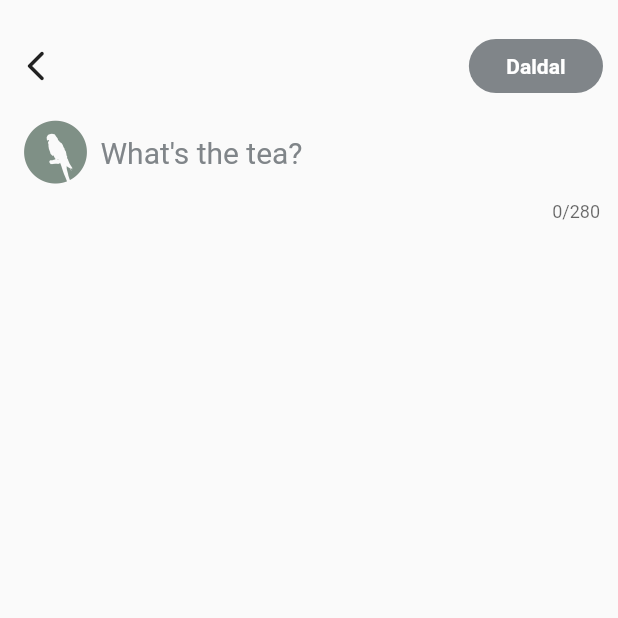
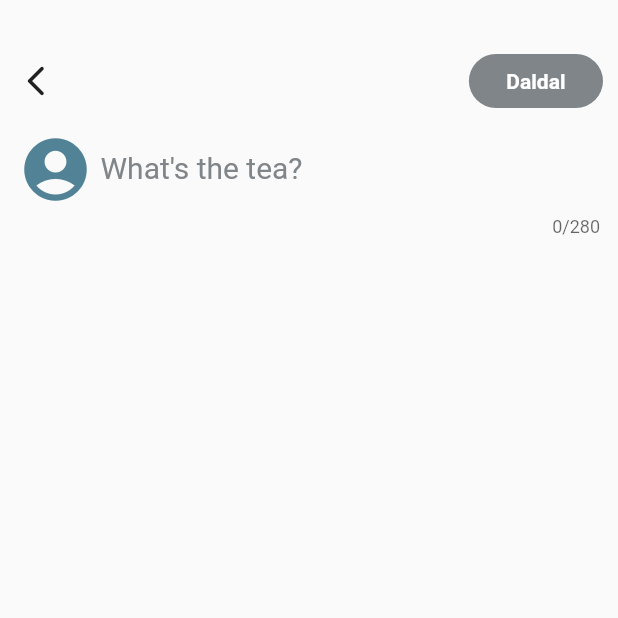
Before and after one commit to daPiang/definitely-not-twitter, a Flutter app: the DashBoard screen opened directly, scrolled down 420 dp, after a tap on the "add" icon, on a phone screen of 412 x 824 dp, the top half of it. Run offline on Flutter 3.47's test engine with Material 2 defaults, Android fonts, the phone set to English and light mode, and no system bars; network calls fail.

```diff
--- a/lib/DashBoard.dart
+++ b/lib/DashBoard.dart
@@ -7,11 +7,6 @@ import 'package:definitely_not_twitter/dashboard_sections/profile_drawer.dart';
 import 'package:definitely_not_twitter/dashboard_sections/search.dart';
 import 'package:definitely_not_twitter/palette.dart';
 import 'package:flutter/material.dart';
-import 'package:flutter/services.dart';
-import 'package:flutter/widgets.dart';
-import 'package:flutter/src/material/icons.dart';
-import 'package:flutter/src/widgets/icon.dart';
-import 'dashboard_sections/profile_drawer.dart';
 
 class DashBoard extends StatefulWidget {
   const DashBoard({Key? key}) : super(key: key);
@@ -33,7 +28,6 @@ class _DashBoardState extends State<DashBoard> {
   Widget build(BuildContext context) {
     return Scaffold(
       appBar: AppBar(
-        //systemOverlayStyle: SystemUiOverlayStyle.light,
         backgroundColor: Colors.white,
         elevation: 2,
         title: Center(
@@ -66,10 +60,10 @@ class _DashBoardState extends State<DashBoard> {
         ),
         actions: const [
           Padding(
-            padding: const EdgeInsets.all(12.0),
+            padding: EdgeInsets.all(12.0),
             child: Icon(
               Icons.auto_awesome_sharp,
-              color: Palette.olive,
+              color: Palette.blueccent,
               size: 30.0,
             ),
           ),
@@ -79,9 +73,9 @@ class _DashBoardState extends State<DashBoard> {
       body: Container(
         child: [
           const Home(),
-          Search(),
-          Notifications(),
-          Messages(),
+          const Search(),
+          const Notifications(),
+          const Messages(),
         ].elementAt(_currentScreen),
       ),
       bottomNavigationBar: BottomNavigationBar(
--- a/lib/compose_daldal.dart
+++ b/lib/compose_daldal.dart
@@ -35,11 +35,11 @@ class _ComposeState extends State<Compose> {
   }
 
   void daldal() {
-    DASHBOARD_DATA.add([
+    dashData.add([
       'Admin',
       'OfficialAdmin',
       _daldalCont.text,
-      'https://lh3.googleusercontent.com/a-/AOh14GhAxW-c9GZGY4rr3s7no-lL69hJFmWf_NmH3hAA=s96-c-rg-br100'
+      'https://i.imgur.com/Byobb4e.jpg'
     ]);
     ScaffoldMessenger.of(context).showSnackBar(daldalSnack);
     Navigator.push(
@@ -53,7 +53,7 @@ class _ComposeState extends State<Compose> {
         child: Column(
           children: [
             const SizedBox(
-              height: 20,
+              height: 30,
             ),
             Padding(
               padding: const EdgeInsets.only(right: 10.0),
@@ -61,7 +61,10 @@ class _ComposeState extends State<Compose> {
                 children: [
                   IconButton(
                       onPressed: () {
-                        Navigator.pop(context);
+                        Navigator.push(
+                            context,
+                            MaterialPageRoute(
+                                builder: (context) => const DashBoard()));
                       },
                       icon: const Icon(Icons.arrow_back_ios_new_rounded)),
                   Expanded(
@@ -93,10 +96,10 @@ class _ComposeState extends State<Compose> {
               padding: const EdgeInsets.symmetric(horizontal: 12.0),
               child: Stack(
                 children: [
-                  Positioned(
+                  const Positioned(
                     left: 0,
-                    child: Image.asset('assets/images/BIRDIE_PNG.png',
-                        width: 50, height: 50),
+                    child: Icon(Icons.account_circle_rounded,
+                        size: 50, color: Palette.blueccent),
                   ),
                   Container(
                     padding: const EdgeInsets.only(left: 55),
--- a/lib/dashboard_sections/home.dart
+++ b/lib/dashboard_sections/home.dart
@@ -1,3 +1,4 @@
+import 'package:definitely_not_twitter/palette.dart';
 import 'package:flutter/cupertino.dart';
 import 'package:flutter/material.dart';
 import 'package:definitely_not_twitter/screen_data/dashboard_data.dart';
@@ -14,12 +15,10 @@ class Home extends StatefulWidget {
 class _HomeState extends State<Home> {
   @override
   Widget build(BuildContext context) {
-    List<dynamic> daldata = DASHBOARD_DATA;
+    List<dynamic> daldata = dashData;
     int length = daldata.length;
 
-    return MaterialApp(
-        debugShowCheckedModeBanner: false,
-        home: Scaffold(
+    return Scaffold(
       body: ListView.separated(
           separatorBuilder: (context, index) {
             return const Divider();
@@ -34,9 +33,16 @@ class _HomeState extends State<Home> {
               leading: CircleAvatar(
                   backgroundImage:
                       NetworkImage(daldata[length - 1 - index][3])),
-                  title: Text(daldata[length - 1 - index][0] +
-                      " @" +
-                      daldata[length - 1 - index][1]),
+              title: Row(children: [
+                Text(
+                  daldata[length - 1 - index][0],
+                  style: const TextStyle(color: Palette.olive),
+                ),
+                Text(
+                  " @" + daldata[length - 1 - index][1],
+                  style: const TextStyle(color: Palette.gray),
+                )
+              ]),
               subtitle: Flexible(
                 child: Column(
                   crossAxisAlignment: CrossAxisAlignment.start,
@@ -47,24 +53,21 @@ class _HomeState extends State<Home> {
                       child: Text(
                         daldata[length - 1 - index][2],
                         textAlign: TextAlign.left,
+                        style: const TextStyle(color: Palette.olive),
                       ),
                     ),
                     Row(
                       children: [
-                            Icon(Icons.reply,
-                                size: 20, color: Colors.grey[600]),
+                        Icon(Icons.reply, size: 20, color: Colors.grey[600]),
                         const Padding(
                           padding: EdgeInsets.only(left: 5, right: 80),
                           child: Text('15', style: TextStyle(fontSize: 12)),
                         ),
-                            Icon(Icons.favorite,
-                                size: 18, color: Colors.grey[600]),
+                        Icon(Icons.favorite, size: 18, color: Colors.grey[600]),
                         const Padding(
                             padding: EdgeInsets.only(left: 5, right: 80),
-                                child:
-                                    Text('15', style: TextStyle(fontSize: 12))),
-                            Icon(Icons.share,
-                                size: 18, color: Colors.grey[600]),
+                            child: Text('15', style: TextStyle(fontSize: 12))),
+                        Icon(Icons.share, size: 18, color: Colors.grey[600]),
                         const Padding(
                           padding: EdgeInsets.only(left: 5),
                           child: Text('15', style: TextStyle(fontSize: 12)),
@@ -78,12 +81,13 @@ class _HomeState extends State<Home> {
             );
           }),
       floatingActionButton: FloatingActionButton(
+          elevation: 0,
           child: const Icon(Icons.add),
           onPressed: () {
             Navigator.push(context,
                 MaterialPageRoute(builder: (context) => const Compose()));
           },
           backgroundColor: const Color(0xFF528296)),
-        ));
+    );
   }
 } //
--- a/lib/dashboard_sections/profile_drawer.dart
+++ b/lib/dashboard_sections/profile_drawer.dart
@@ -3,8 +3,6 @@ import 'package:definitely_not_twitter/dashboard_sections/drawer_options.dart';
 import 'package:definitely_not_twitter/palette.dart';
 import 'package:flutter/material.dart';
 import 'package:flutter/widgets.dart';
-import 'package:flutter/src/material/icons.dart';
-import 'package:flutter/src/widgets/icon.dart';
 
 class ProfileDrawer extends StatelessWidget {
   const ProfileDrawer({Key? key}) : super(key: key);
@@ -13,7 +11,7 @@ class ProfileDrawer extends StatelessWidget {
   Widget build(BuildContext context) {
     return Drawer(
         child: SafeArea(
-      child: Column(children: [
+      child: Column(children: const [
         DashDrawerHeader(
           image: Icon(Icons.account_circle_rounded,
               color: Palette.blueccent, size: 100),
--- a/lib/login.dart
+++ b/lib/login.dart
@@ -1,5 +1,4 @@
 import 'package:definitely_not_twitter/dashboard.dart';
-import 'package:definitely_not_twitter/compose_daldal.dart';
 import 'package:flutter/material.dart';
 
 import 'palette.dart';
@@ -28,7 +27,7 @@ class _LoginState extends State<Login> {
   void _authLogin() {
     if (_userCont.text == 'admin' && _passCont.text == 'admin') {
       Navigator.push(
-          context, MaterialPageRoute(builder: (context) => const Compose()));
+          context, MaterialPageRoute(builder: (context) => const DashBoard()));
     } else {
       ScaffoldMessenger.of(context).showSnackBar(loginSnack);
     }
--- a/lib/main.dart
+++ b/lib/main.dart
@@ -1,8 +1,5 @@
-import 'package:definitely_not_twitter/dashboard.dart';
-import 'package:definitely_not_twitter/compose_daldal.dart';
 import 'package:definitely_not_twitter/splash_screen.dart';
 import 'package:flutter/material.dart';
-import 'login.dart';
 
 void main() {
   runApp(const MyApp());
@@ -19,7 +16,7 @@ class MyApp extends StatelessWidget {
         primarySwatch: Colors.blue,
         visualDensity: VisualDensity.adaptivePlatformDensity,
       ),
-      home: DashBoard(),
+      home: const SplashScreen(),
       debugShowCheckedModeBanner: false,
     );
   }
--- a/lib/screen_data/dashboard_data.dart
+++ b/lib/screen_data/dashboard_data.dart
@@ -1,4 +1,4 @@
-List DASHBOARD_DATA = [
+List dashData = [
   [
     "Cianggciang",
     "cianggciang",
--- a/lib/screen_data/messages_data.dart
+++ b/lib/screen_data/messages_data.dart
@@ -1,14 +1,30 @@
-List MESSAGE_DATA = [
+List msgData = [
   [
-    'Patricia Go', 'pamdgo',  'pls unblock me','https://lh3.googleusercontent.com/a/AATXAJx3y9lxVMGWSmoPANdT0aFjVGxrH0dTVGRZ8hmr=s96-c-br100-rg-mo' ,'10/15/21'
+    'Patricia Go',
+    'pamdgo',
+    'pls unblock me',
+    'https://lh3.googleusercontent.com/a/AATXAJx3y9lxVMGWSmoPANdT0aFjVGxrH0dTVGRZ8hmr=s96-c-br100-rg-mo',
+    '10/15/21'
   ],
   [
-    'Hannah Montana', 'MileyCyrus',  'hey!','https://lh3.googleusercontent.com/a/AATXAJx3y9lxVMGWSmoPANdT0aFjVGxrH0dTVGRZ8hmr=s96-c-br100-rg-mo' ,'10/16/21'
+    'Hannah Montana',
+    'MileyCyrus',
+    'hey!',
+    'https://lh3.googleusercontent.com/a/AATXAJx3y9lxVMGWSmoPANdT0aFjVGxrH0dTVGRZ8hmr=s96-c-br100-rg-mo',
+    '10/16/21'
   ],
   [
-    'Jennie Kim', 'jennierubyjane',  'buy our next album plz','https://lh3.googleusercontent.com/a/AATXAJx3y9lxVMGWSmoPANdT0aFjVGxrH0dTVGRZ8hmr=s96-c-br100-rg-mo' ,'10/18/21'
+    'Jennie Kim',
+    'jennierubyjane',
+    'buy our next album plz',
+    'https://lh3.googleusercontent.com/a/AATXAJx3y9lxVMGWSmoPANdT0aFjVGxrH0dTVGRZ8hmr=s96-c-br100-rg-mo',
+    '10/18/21'
   ],
   [
-    'Lalisa Manoban', 'lalalisa',  'hello!','https://lh3.googleusercontent.com/a/AATXAJx3y9lxVMGWSmoPANdT0aFjVGxrH0dTVGRZ8hmr=s96-c-br100-rg-mo' ,'10/20/21'
+    'Lalisa Manoban',
+    'lalalisa',
+    'hello!',
+    'https://lh3.googleusercontent.com/a/AATXAJx3y9lxVMGWSmoPANdT0aFjVGxrH0dTVGRZ8hmr=s96-c-br100-rg-mo',
+    '10/20/21'
   ]
 ];
--- a/lib/screen_data/notification_data.dart
+++ b/lib/screen_data/notification_data.dart
@@ -1,30 +1,75 @@
-List NOTIFICATION_DATA = [
+List notificationData = [
   [
-    'Patricia Go', 'pamdgo', 'omg where are u i have some tea', 'https://lh3.googleusercontent.com/a/AATXAJx3y9lxVMGWSmoPANdT0aFjVGxrH0dTVGRZ8hmr=s96-c-br100-rg-mo', 'admin', '10/12/21'
+    'Patricia Go',
+    'pamdgo',
+    'omg where are u i have some tea',
+    'https://lh3.googleusercontent.com/a/AATXAJx3y9lxVMGWSmoPANdT0aFjVGxrH0dTVGRZ8hmr=s96-c-br100-rg-mo',
+    'admin',
+    '10/12/21'
   ],
   [
-    'Patricia Go', 'pamdgo', 'i sent u a msg pls reply', 'https://lh3.googleusercontent.com/a/AATXAJx3y9lxVMGWSmoPANdT0aFjVGxrH0dTVGRZ8hmr=s96-c-br100-rg-mo', 'admin', '10/14/21'
+    'Patricia Go',
+    'pamdgo',
+    'i sent u a msg pls reply',
+    'https://lh3.googleusercontent.com/a/AATXAJx3y9lxVMGWSmoPANdT0aFjVGxrH0dTVGRZ8hmr=s96-c-br100-rg-mo',
+    'admin',
+    '10/14/21'
   ],
   [
-    'Patricia Go', 'pamdgo', 'SIS MAY SHARE AKO!!!', 'https://lh3.googleusercontent.com/a/AATXAJx3y9lxVMGWSmoPANdT0aFjVGxrH0dTVGRZ8hmr=s96-c-br100-rg-mo', 'admin', '10/15/21'
+    'Patricia Go',
+    'pamdgo',
+    'SIS MAY SHARE AKO!!!',
+    'https://lh3.googleusercontent.com/a/AATXAJx3y9lxVMGWSmoPANdT0aFjVGxrH0dTVGRZ8hmr=s96-c-br100-rg-mo',
+    'admin',
+    '10/15/21'
   ],
   [
-    'Patricia Go', 'pamdgo', 'pls unblock me', 'https://lh3.googleusercontent.com/a/AATXAJx3y9lxVMGWSmoPANdT0aFjVGxrH0dTVGRZ8hmr=s96-c-br100-rg-mo', 'admin', '10/15/21'
+    'Patricia Go',
+    'pamdgo',
+    'pls unblock me',
+    'https://lh3.googleusercontent.com/a/AATXAJx3y9lxVMGWSmoPANdT0aFjVGxrH0dTVGRZ8hmr=s96-c-br100-rg-mo',
+    'admin',
+    '10/15/21'
   ],
   [
-    'Patricia Go', 'pamdgo', 'pakopya assignment plz', 'https://lh3.googleusercontent.com/a/AATXAJx3y9lxVMGWSmoPANdT0aFjVGxrH0dTVGRZ8hmr=s96-c-br100-rg-mo', 'admin', '10/16/21'
+    'Patricia Go',
+    'pamdgo',
+    'pakopya assignment plz',
+    'https://lh3.googleusercontent.com/a/AATXAJx3y9lxVMGWSmoPANdT0aFjVGxrH0dTVGRZ8hmr=s96-c-br100-rg-mo',
+    'admin',
+    '10/16/21'
   ],
   [
-    'Patricia Go', 'pamdgo', 'gigukod kog iro ganiha omg wer r u', 'https://lh3.googleusercontent.com/a/AATXAJx3y9lxVMGWSmoPANdT0aFjVGxrH0dTVGRZ8hmr=s96-c-br100-rg-mo', 'admin', '10/18/21'
+    'Patricia Go',
+    'pamdgo',
+    'gigukod kog iro ganiha omg wer r u',
+    'https://lh3.googleusercontent.com/a/AATXAJx3y9lxVMGWSmoPANdT0aFjVGxrH0dTVGRZ8hmr=s96-c-br100-rg-mo',
+    'admin',
+    '10/18/21'
   ],
   [
-    'Patricia Go', 'pamdgo', 'carps kaba maya starbs?', 'https://lh3.googleusercontent.com/a/AATXAJx3y9lxVMGWSmoPANdT0aFjVGxrH0dTVGRZ8hmr=s96-c-br100-rg-mo', 'admin', '10/19/21'
+    'Patricia Go',
+    'pamdgo',
+    'carps kaba maya starbs?',
+    'https://lh3.googleusercontent.com/a/AATXAJx3y9lxVMGWSmoPANdT0aFjVGxrH0dTVGRZ8hmr=s96-c-br100-rg-mo',
+    'admin',
+    '10/19/21'
   ],
   [
-    'Patricia Go', 'pamdgo', 'dula ta valo dali ol nako', 'https://lh3.googleusercontent.com/a/AATXAJx3y9lxVMGWSmoPANdT0aFjVGxrH0dTVGRZ8hmr=s96-c-br100-rg-mo', 'admin', '10/20/21'
+    'Patricia Go',
+    'pamdgo',
+    'dula ta valo dali ol nako',
+    'https://lh3.googleusercontent.com/a/AATXAJx3y9lxVMGWSmoPANdT0aFjVGxrH0dTVGRZ8hmr=s96-c-br100-rg-mo',
+    'admin',
+    '10/20/21'
   ],
   [
-    'Patricia Go', 'pamdgo', 'ugh i need my coffee fix, lets go?', 'https://lh3.googleusercontent.com/a/AATXAJx3y9lxVMGWSmoPANdT0aFjVGxrH0dTVGRZ8hmr=s96-c-br100-rg-mo', 'admin', '10/21/21'
+    'Patricia Go',
+    'pamdgo',
+    'ugh i need my coffee fix, lets go?',
+    'https://lh3.googleusercontent.com/a/AATXAJx3y9lxVMGWSmoPANdT0aFjVGxrH0dTVGRZ8hmr=s96-c-br100-rg-mo',
+    'admin',
+    '10/21/21'
   ],
   //Name - Username - Message - DP - CurrentA Account - Date Posted
 ];
--- a/lib/splash_screen.dart
+++ b/lib/splash_screen.dart
@@ -1,5 +1,4 @@
 import 'dart:async';
-import 'package:definitely_not_twitter/dashboard.dart';
 import 'package:definitely_not_twitter/login.dart';
 import 'package:flutter/material.dart';
 
```
Also changed, not shown: lib/dashboard_sections/drawer_header.dart (+7 -8 lines), lib/dashboard_sections/drawer_options.dart (+6 -8 lines), lib/dashboard_sections/messages.dart (+8 -9 lines), lib/dashboard_sections/notifications.dart (+18 -23 lines), lib/dashboard_sections/search.dart (+34 -6 lines). Lines whose indentation alone changed are shown as unchanged.
